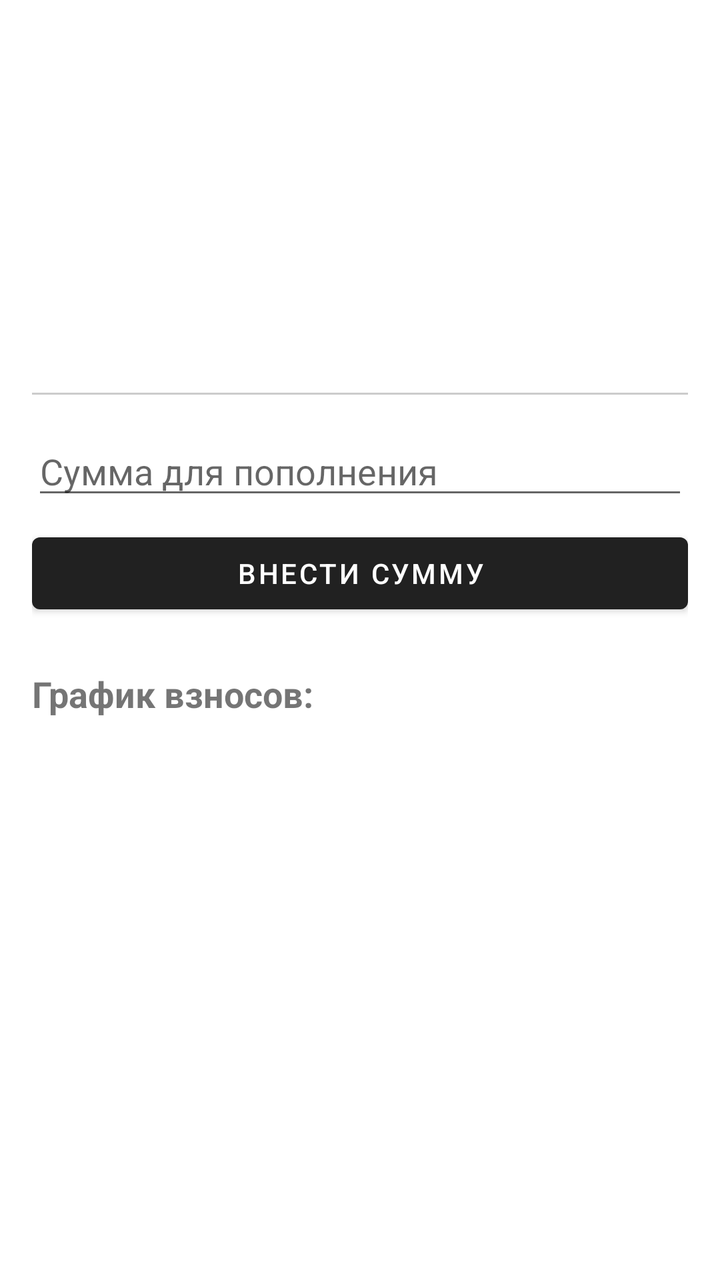
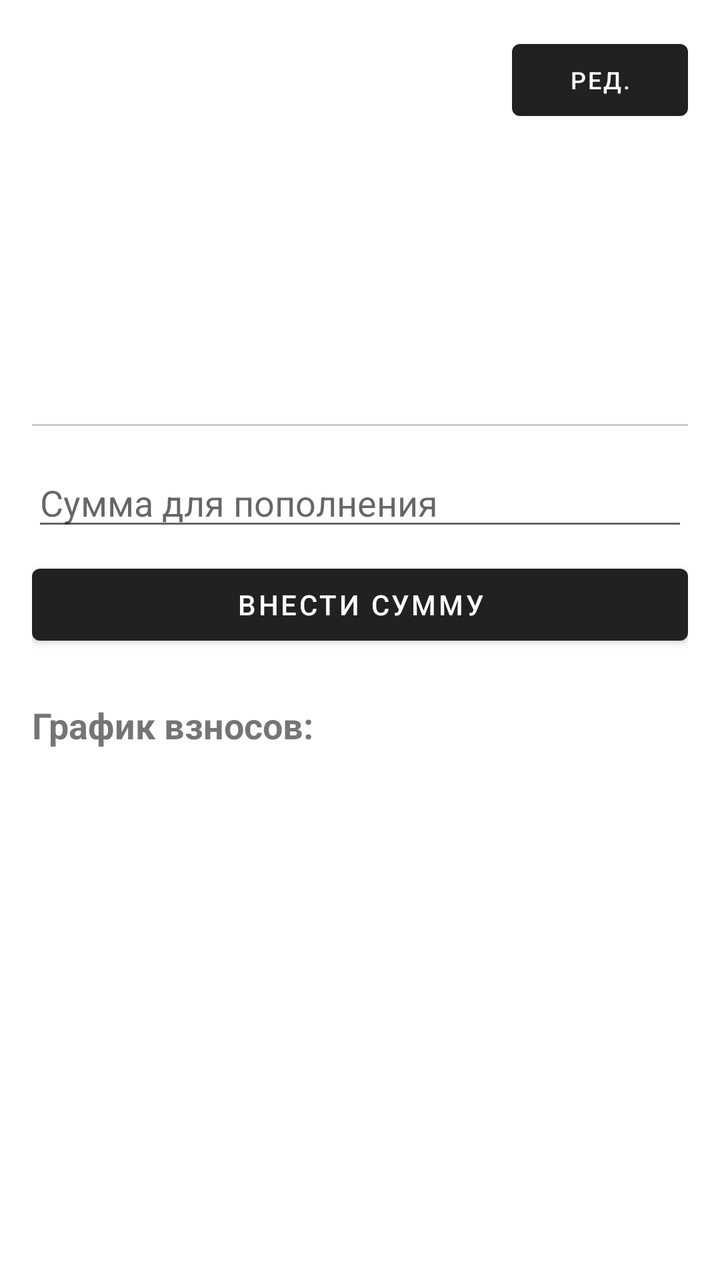

An Android layout rendered at two revisions. The XML below is the earlier revision; the diff shows what the commit changed to produce the second picture.
<!-- AndroidManifest.xml: application theme Theme.MaterialComponents.DayNight.DarkActionBar -->
<!-- res/layout/activity_goal_detail.xml -->
<?xml version="1.0" encoding="utf-8"?>
<ScrollView xmlns:android="http://schemas.android.com/apk/res/android"
    android:layout_width="match_parent"
    android:layout_height="match_parent">
    <LinearLayout
        android:layout_width="match_parent"
        android:layout_height="wrap_content"
        android:orientation="vertical"
        android:padding="16dp">

        <TextView android:id="@+id/tvDetailName" android:layout_width="wrap_content" android:layout_height="wrap_content" android:textSize="24sp" android:textStyle="bold"/>
        <TextView android:id="@+id/tvDetailProgress" android:layout_width="match_parent" android:layout_height="wrap_content" android:textSize="18sp" android:layout_marginTop="16dp"/>
        
        <TextView android:id="@+id/tvCalculation" android:layout_width="match_parent" android:layout_height="wrap_content" android:textSize="16sp" android:layout_marginTop="16dp" android:textColor="#2E7D32" android:textStyle="bold"/>
        
        <TextView android:id="@+id/tvDetailLink" android:layout_width="match_parent" android:layout_height="wrap_content" android:layout_marginTop="8dp"/>
        <TextView android:id="@+id/tvDetailComment" android:layout_width="match_parent" android:layout_height="wrap_content" android:layout_marginTop="8dp"/>

        <View android:layout_width="match_parent" android:layout_height="1dp" android:background="#CCCCCC" android:layout_marginTop="16dp" android:layout_marginBottom="16dp"/>

        <EditText android:id="@+id/etAddAmount" android:layout_width="match_parent" android:layout_height="wrap_content" android:hint="Сумма для пополнения" android:inputType="numberDecimal"/>
        <Button android:id="@+id/btnAddAmount" android:layout_width="match_parent" android:layout_height="wrap_content" android:text="Внести сумму" android:layout_marginTop="8dp"/>

        <TextView android:layout_width="wrap_content" android:layout_height="wrap_content" android:text="График взносов:" android:textStyle="bold" android:textSize="18sp" android:layout_marginTop="24dp"/>
        
        
        <androidx.recyclerview.widget.RecyclerView
            android:id="@+id/recyclerViewSchedule"
            android:layout_width="match_parent"
            android:layout_height="wrap_content"
            android:layout_marginTop="8dp"/>

    </LinearLayout>
</ScrollView>
<!-- resources referenced by this layout -->
<resources>

</resources>

<!-- the commit's change to res/layout/activity_goal_detail.xml (unified diff, before → after) -->
@@ -8,7 +8,14 @@
         android:orientation="vertical"
         android:padding="16dp">
 
-        <TextView android:id="@+id/tvDetailName" android:layout_width="wrap_content" android:layout_height="wrap_content" android:textSize="24sp" android:textStyle="bold"/>
+        <LinearLayout
+            android:layout_width="match_parent"
+            android:layout_height="wrap_content"
+            android:orientation="horizontal">
+            <TextView android:id="@+id/tvDetailName" android:layout_width="0dp" android:layout_weight="1" android:layout_height="wrap_content" android:textSize="24sp" android:textStyle="bold"/>
+            <Button android:id="@+id/btnEditGoal" android:layout_width="wrap_content" android:layout_height="wrap_content" android:text="Ред." android:textSize="12sp"/>
+        </LinearLayout>
+
         <TextView android:id="@+id/tvDetailProgress" android:layout_width="match_parent" android:layout_height="wrap_content" android:textSize="18sp" android:layout_marginTop="16dp"/>
         
         <TextView android:id="@+id/tvCalculation" android:layout_width="match_parent" android:layout_height="wrap_content" android:textSize="16sp" android:layout_marginTop="16dp" android:textColor="#2E7D32" android:textStyle="bold"/>
@@ -23,7 +30,6 @@
 
         <TextView android:layout_width="wrap_content" android:layout_height="wrap_content" android:text="График взносов:" android:textStyle="bold" android:textSize="18sp" android:layout_marginTop="24dp"/>
         
-        
         <androidx.recyclerview.widget.RecyclerView
             android:id="@+id/recyclerViewSchedule"
             android:layout_width="match_parent"
